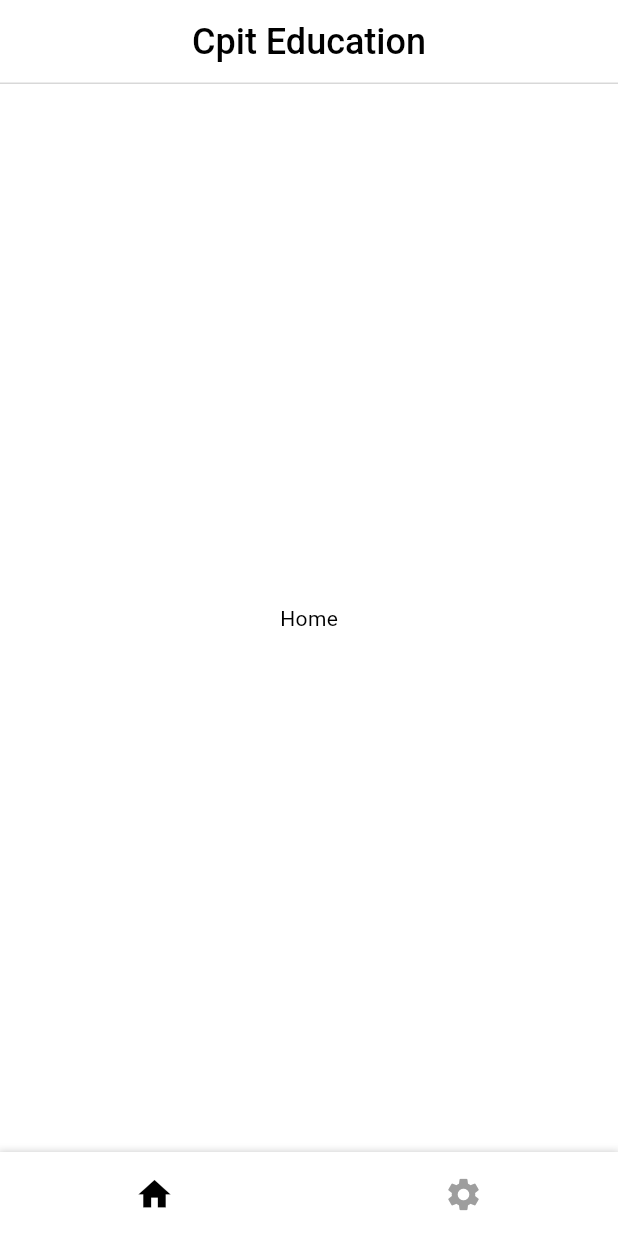
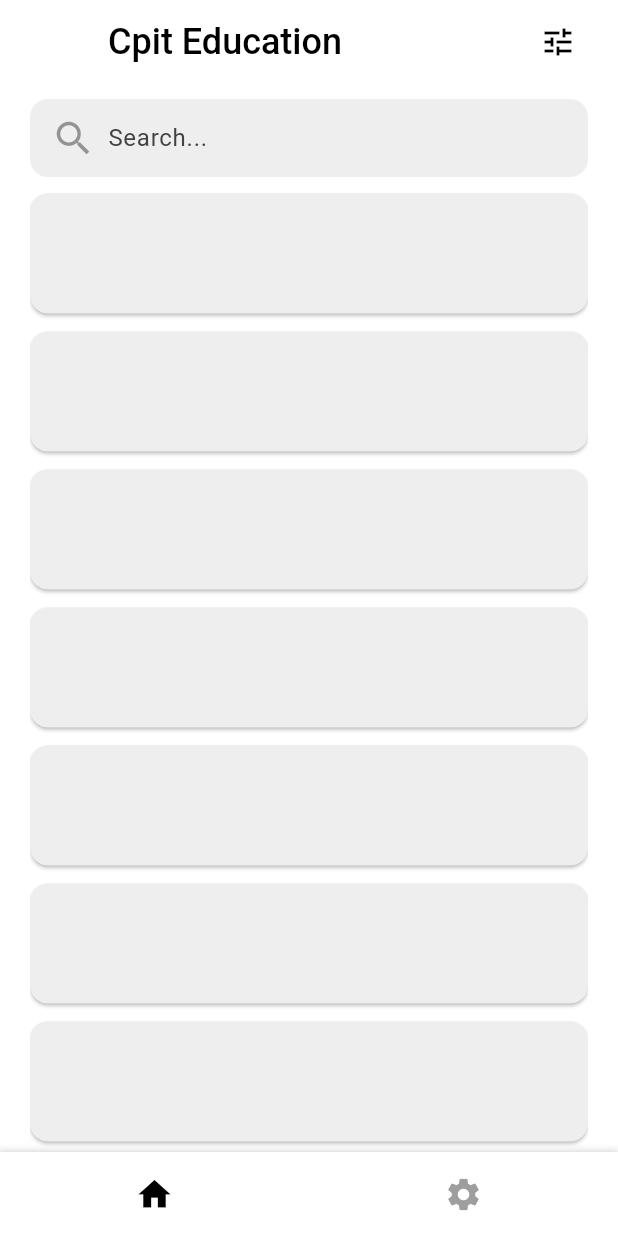
Before and after one commit to ritik453rr/flutter_cpit, a Flutter app: the DashboardView screen opened by its route, on a phone screen of 412 x 824 dp. Run offline on Flutter 3.47's test engine with Material 3 defaults, Android fonts, the phone set to English and light mode, and no system bars; our stand-ins replace flutter_svg, get, get_storage, widget_and_text_animator; missing offline and left inert: language_picker; accounts and stored records are empty.

Commit message:
Working on home Designs

```diff
--- a/lib/common/app_colors.dart
+++ b/lib/common/app_colors.dart
@@ -16,17 +16,31 @@ class AppColors {
   /// Dark Theme Colors
   static const Color dtEnableBorder = Colors.white38;
   static const Color dtFocusBorder = Colors.white60;
-  static Color dtFillColor = Colors.grey.shade900;
+  static Color dtField = Colors.grey.shade900;
   static const Color dtSplash = Colors.white10;
   static Color dtTile = Colors.grey.withValues(alpha: 0.09);
   static Color dtDialog = Colors.grey.shade900;
-  static  Color dtUnselectNav = Colors.grey[600]!;
+  static Color dtUnselectNav = Colors.grey[600]!;
+  static const Color dtFieldIcon = Colors.grey;
+  static const Color dtFieldHint = Colors.white54;
+  static const Color dtCursor = AppColors.white;
+  static Color dtSelectionHandle = Colors.grey[700]!;
+  static  Color dtCardColor = Colors.grey.shade900;
 
   ///Light Theme
-  static Color ltFillColor = Colors.grey.shade200;
-  static const ltTextFieldLabel = Colors.black87;
-  static Color ltEnableBorder = Colors.grey.shade300;
-  static Color ltFocusBorder = Colors.grey.shade400;
+  static Color ltFieldColor = Colors.grey.shade200;
+  static const ltFieldLabel = Colors.black87;
+  static Color ltFieldEnableBorder = Colors.grey.shade300;
+  static Color ltFieldFocusBorder = Colors.grey.shade400;
   static const ltSplash = Colors.black12;
   static Color ltTile = Colors.grey[200]!;
+  static const ltFieldErrorBord = AppColors.red;
+  static const ltFloatingLabel = AppColors.black;
+  static const ltFieldErrorBorder = Colors.red;
+  static const ltFieldIcon = Colors.black38;
+  static Color ltFieldHint = Colors.grey[800]!;
+  static const ltCursor = AppColors.black;
+  static const ltSelectionHandle = AppColors.black;
+  static const ltDialog = AppColors.white;
+  static Color ltCardColor = Colors.grey.shade200;
 }
--- a/lib/common/app_images.dart
+++ b/lib/common/app_images.dart
@@ -6,8 +6,14 @@ class AppImages {
   static const pngCpit = "cpit_logo";
   static const pngLogin = "login";
 
-  /// Icons
+  /// Icons.....
+
+  // Dashboard Icons
   static const iconHome = Icons.home;
   static const iconSettings = Icons.settings;
+  //Settings Icons
   static const iconForwardArrowIos = Icons.arrow_forward_ios;
+  // Home Icons
+  static const iconSearch = Icons.search;
+  static const iconFilter = Icons.tune;
 }
--- a/lib/common/common_ui.dart
+++ b/lib/common/common_ui.dart
@@ -61,13 +61,14 @@ class CommonUi {
   static Widget textButton({
     required String title,
     void Function()? onPressed,
+    double  borderRadius=12.0,
   }) {
     return TextButton(
       style: TextButton.styleFrom(
         visualDensity: VisualDensity.compact,
         padding: EdgeInsets.only(right: 0, left: 6),
         shape: RoundedRectangleBorder(
-          borderRadius: BorderRadius.circular(Global.borderRadius),
+          borderRadius: BorderRadius.circular(borderRadius),
         ),
 
         overlayColor: Colors.grey.withValues(alpha: 0.1),
--- a/lib/common/custom_appbar.dart
+++ b/lib/common/custom_appbar.dart
@@ -11,11 +11,12 @@ PreferredSizeWidget? customAppBar({
   bool centerTitle = true,
   IconData? actionIcon1,
   void Function()? onTapAction1,
+  bool showBottomBorder = false,
 }) {
   return AppBar(
     centerTitle: centerTitle,
     actionsPadding: EdgeInsets.only(right: Global.hzPadding),
-    shape: Border(
+    shape: !showBottomBorder?null: Border(
       bottom: BorderSide(color: AppColors.grey.withValues(alpha: 0.4)),
     ),
     title:
@@ -41,8 +42,6 @@ PreferredSizeWidget? customAppBar({
 
             icon: Icon(actionIcon1),
           ),
-
-
     ],
   );
 }
--- a/lib/common/custom_button.dart
+++ b/lib/common/custom_button.dart
@@ -12,7 +12,7 @@ Widget customButton({
   String title = "Title",
   Color bgColor = Colors.blue,
   Color titleColor = AppColors.white,
-  double borderRadius = Global.borderRadius,
+  double borderRadius = 12,
   void Function()? onPressed,
   required RxBool isLoading,
 }) {
--- a/lib/common/custom_textfield.dart
+++ b/lib/common/custom_textfield.dart
@@ -1,3 +1,5 @@
+import 'package:cpit/common/app_fontsize.dart';
+import 'package:cpit/common/common_ui.dart';
 import 'package:cpit/global.dart';
 import 'package:flutter/material.dart';
 import 'package:flutter/services.dart';
@@ -5,7 +7,6 @@ import 'package:flutter/services.dart';
 /// A customizable text field with optional label, error handling, and formatting.
 Widget customTextField({
   Color? fillColor,
-  double borderRadius = Global.borderRadius,
   Color? borderColor,
   String labelText = "",
   TextEditingController? controller,
@@ -16,17 +17,25 @@ Widget customTextField({
   TextInputAction textInputAction = TextInputAction.next,
   bool readOnly = false,
   void Function()? onTap,
+  double fieldRadius = Global.fieldRadius,
+  bool hideBorder = false,
+  IconData? prefixIcon,
+  String? hintText,
+  double errorFontSize = AppFontsize.font12,
+  double contentHzPadding = 16,
+  double contentVtPadding = 14,
 }) {
   return TextField(
     controller: controller,
     onChanged: onChanged,
+
+
     onTap: () {
       Global.hapticFeedback();
       onTap?.call();
     },
     keyboardType: keyboardType,
     readOnly: readOnly,
-
     inputFormatters: inputFormatters,
     textInputAction: textInputAction,
 
@@ -34,8 +43,34 @@ Widget customTextField({
       fillColor: fillColor,
       errorText: errorText,
 
-      filled: true,
+      hintText: hintText,
+      contentPadding: EdgeInsets.symmetric(
+        horizontal: contentHzPadding,
+        vertical: contentVtPadding,
+      ),
+      errorStyle: CommonUi.customTextStyle(fontSize: errorFontSize),
+      prefixIcon:
+          prefixIcon == null
+              ? null
+              : Padding(
+                padding: EdgeInsets.only(left: 12, right: 2),
+                child: Icon(prefixIcon, size: 30),
+              ),
       labelText: labelText.isEmpty ? null : labelText,
+      enabledBorder:
+          hideBorder
+              ? OutlineInputBorder(
+                borderRadius: BorderRadius.circular(fieldRadius),
+                borderSide: BorderSide.none,
+              )
+              : null,
+      focusedBorder:
+          hideBorder
+              ? OutlineInputBorder(
+                borderRadius: BorderRadius.circular(fieldRadius),
+                borderSide: BorderSide.none,
+              )
+              : null,
     ),
   );
 }
--- a/lib/global.dart
+++ b/lib/global.dart
@@ -1,6 +1,5 @@
 import 'package:cpit/common/app_colors.dart';
 import 'package:cpit/common/app_storage.dart';
-import 'package:cpit/common/restart_app.dart';
 import 'package:flutter/material.dart';
 import 'package:flutter/services.dart';
 import 'package:get/get.dart';
@@ -9,7 +8,7 @@ import 'package:url_launcher/url_launcher.dart';
 /// Global utility class for common functions
 class Global {
   static const hzPadding = 20.0;
-  static const borderRadius = 10.0;
+  static const fieldRadius = 12.0;
 
   /// Opens a URL in the default web browser
   static void openLink(String url) {
@@ -53,7 +52,7 @@ class Global {
     );
   }
 
- /// Method to change is valid email
+  /// Method to change is valid email
   static bool isValidEmail(String email) {
     return RegExp(
       r'^[a-zA-Z0-9._%+-]+@[a-zA-Z][a-zA-Z0-9.-]*\.[a-zA-Z]{2,}$',
--- a/lib/language/app_language.dart
+++ b/lib/language/app_language.dart
@@ -20,6 +20,7 @@ class AppLanguage extends Translations {
 
       /// Home Page
       Strings.dashTitle: "Cpit Education",
+      Strings.search:"Search",
 
       /// Settings Page
       Strings.settings: "Settings",
--- a/lib/language/strings.dart
+++ b/lib/language/strings.dart
@@ -15,6 +15,8 @@ class Strings {
 
   /// Home Page
   static const dashTitle = "dashTitle";
+    static var search="search";
+
 
   /// Settings Page
   static const settings = "settings";
@@ -28,4 +30,5 @@ class Strings {
   static const light = "light";
   static const sureToLogout = "sureToLogout";
   static const cancel = "cancel";
+
 }
--- a/lib/pages/dashboard/home/home_view.dart
+++ b/lib/pages/dashboard/home/home_view.dart
@@ -1,4 +1,7 @@
+import 'package:cpit/common/app_images.dart';
 import 'package:cpit/common/custom_appbar.dart';
+import 'package:cpit/common/custom_textfield.dart';
+import 'package:cpit/global.dart';
 import 'package:cpit/language/strings.dart';
 import 'package:flutter/material.dart';
 import 'package:get/get.dart';
@@ -9,9 +12,52 @@ class HomeView extends StatelessWidget {
 
   @override
   Widget build(BuildContext context) {
-    return Scaffold(
-      appBar: customAppBar(title: Strings.dashTitle.tr),
-      body: Center(child: Text("Home")),
+    return GestureDetector(
+      behavior: HitTestBehavior.translucent,
+      onTap: () {
+        Global.hideKeyBoard();
+      },
+      child: Scaffold(
+        appBar: customAppBar(
+          title: Strings.dashTitle.tr,
+          centerTitle: false,
+          actionIcon1: AppImages.iconFilter,
+        ),
+        body: Container(
+          width: Get.width,
+          padding: EdgeInsets.symmetric(horizontal: Global.hzPadding),
+          child: Column(
+            children: [
+              SizedBox(height: 10),
+              customTextField(
+                hideBorder: true,
+                hintText: "${Strings.search.tr}...",
+                prefixIcon: AppImages.iconSearch,
+              ),
+              SizedBox(height: 1),
+              Expanded(
+                child: ListView.builder(
+                  itemCount: 20,
+                  shrinkWrap: true,
+                  padding: EdgeInsets.only(top: 10, bottom: 10),
+                  itemBuilder: (context, index) {
+                    return Card(
+                      margin: EdgeInsets.only(bottom: 12),
+                      child: Container(
+                        width: Get.width,
+                        height: 80,
+                        decoration: BoxDecoration(
+                          borderRadius: BorderRadius.circular(12),
+                        ),
+                      ),
+                    );
+                  },
+                ),
+              ),
+            ],
+          ),
+        ),
+      ),
     );
   }
 }
```
Also changed, not shown: lib/common/app_theme.dart (+26 -30 lines), pubspec.lock, 1 other file.
